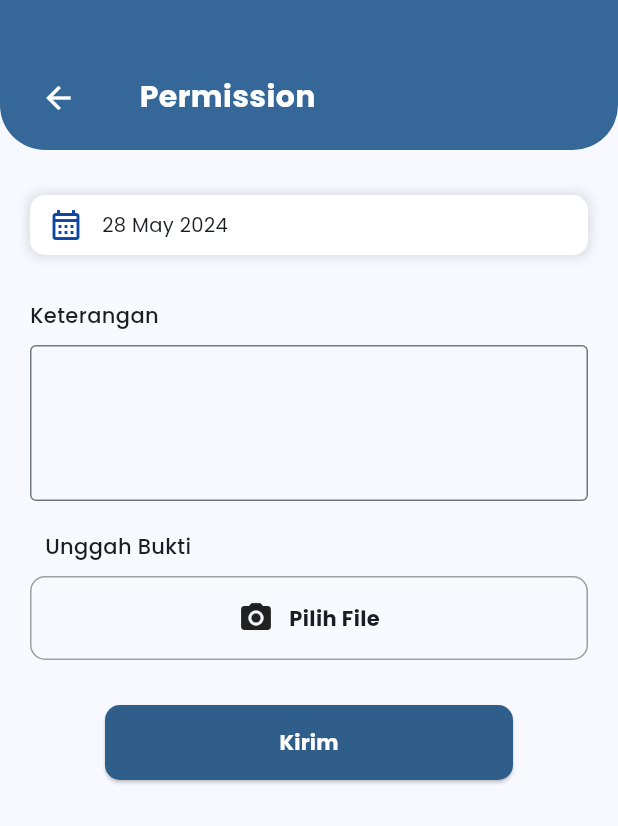
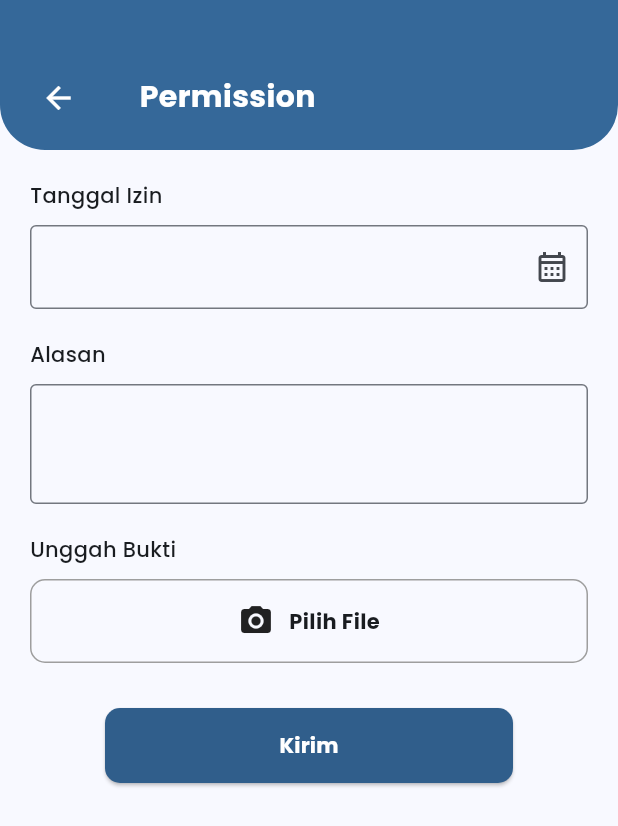
Before and after one commit to sayyyidi1212/pepaya_protect2, a Flutter app: the Home screen opened directly with empty values, after a tap on "Apply for permission", on a phone screen of 412 x 824 dp. Shown: the top 826 px of the screen. Run offline on Flutter 3.47's test engine with Material 3 defaults, Android fonts, the phone set to English and light mode, and no system bars; our stand-ins replace font_awesome_flutter, get, google_fonts, image_picker, quickalert, shared_preferences; missing offline and left inert: qr_code_scanner; accounts and stored records are empty; network calls fail.

Commit message:
fix: fix permission page layout

```diff
--- /dev/null
+++ b/lib/core/models/permission.dart
@@ -0,0 +1,27 @@
+class Permission {
+  final String permissionDate;
+  final String reason;
+  final List<String> information;
+
+  Permission({
+    required this.permissionDate,
+    required this.reason,
+    required this.information,
+  });
+
+  factory Permission.fromJson(Map<String, dynamic> json) {
+    return Permission(
+      permissionDate: json['permission_date'],
+      reason: json['reason'],
+      information: List<String>.from(json['information']),
+    );
+  }
+
+  Map<String, dynamic> toJson() {
+    return {
+      'permission_date': permissionDate,
+      'reason': reason,
+      'information': information,
+    };
+  }
+}
--- a/lib/pages/auth/login.dart
+++ b/lib/pages/auth/login.dart
@@ -3,7 +3,7 @@ import 'package:google_fonts/google_fonts.dart';
 import 'package:get/get.dart';
 import 'package:patrol_track_mobile/components/background_auth.dart';
 import 'package:patrol_track_mobile/components/button.dart';
-import 'package:patrol_track_mobile/components/text_field.dart';
+import 'package:patrol_track_mobile/components/textfield_auth.dart';
 import 'package:patrol_track_mobile/core/controllers/auth_controller.dart';
 
 class Login extends StatefulWidget {
--- a/lib/pages/home/permission.dart
+++ b/lib/pages/home/permission.dart
@@ -4,45 +4,32 @@ import 'package:get/get.dart';
 import 'package:intl/intl.dart';
 import 'package:google_fonts/google_fonts.dart';
 import 'package:image_picker/image_picker.dart';
-import 'package:http/http.dart' as http;
-import 'package:path/path.dart';
+import 'package:patrol_track_mobile/components/button.dart';
 import 'package:patrol_track_mobile/components/header.dart';
+import 'package:patrol_track_mobile/core/controllers/permission_controller.dart';
 
-class Permission extends StatefulWidget {
+class PermissionPage extends StatefulWidget {
   @override
-  _PermissionState createState() => _PermissionState();
+  _PermissionPageState createState() => _PermissionPageState();
 }
 
-class _PermissionState extends State<Permission> {
-  late DateTime _selectedDate;
-  final TextEditingController _descriptionController = TextEditingController();
+class _PermissionPageState extends State<PermissionPage> {
+  final TextEditingController date = TextEditingController();
+  final TextEditingController reason = TextEditingController();
   final ImagePicker _picker = ImagePicker();
-  List<XFile> _imageFiles = [];
-  bool _isPermissionTypeValid = false;
-
-  @override
-  void initState() {
-    super.initState();
-    _selectedDate = DateTime.now();
-  }
+  final List<XFile> _imageFiles = [];
+  final List<String> _imagePaths = [];
 
   Future<void> _selectDate(BuildContext context) async {
     final DateTime? picked = await showDatePicker(
       context: context,
-      initialDate: _selectedDate,
-      firstDate: DateTime(2020),
-      lastDate: DateTime(2100),
-      builder: (BuildContext context, Widget? child) {
-        return Theme(
-          data: ThemeData.light(),
-          child: child!,
+      initialDate: DateTime.now(),
+      firstDate: DateTime(2000),
+      lastDate: DateTime(2101),
     );
-      },
-    );
-
-    if (picked != null && picked != _selectedDate) {
+    if (picked != null) {
       setState(() {
-        _selectedDate = picked;
+        date.text = DateFormat('dd MMMM yyyy').format(picked);
       });
     }
   }
@@ -52,6 +39,7 @@ class _PermissionState extends State<Permission> {
     if (pickedFile != null) {
       setState(() {
         _imageFiles.add(pickedFile);
+        _imagePaths.add(pickedFile.path); // Tambahkan path ke dalam _imagePaths
       });
     }
   }
@@ -59,50 +47,12 @@ class _PermissionState extends State<Permission> {
   void _removeImage(int index) {
     setState(() {
       _imageFiles.removeAt(index);
+      _imagePaths.removeAt(index); // Hapus path dari dalam _imagePaths
     });
-  }
-
-  Future<void> _submitForm() async {
-    if (_descriptionController.text.isEmpty || _imageFiles.isEmpty) {
-      // Handle form validation errors
-      return;
-    }
-
-    final uri = Uri.parse('http://patroltrack.my.id/permission');
-    var request = http.MultipartRequest('POST', uri)
-      ..fields['permission_date'] = _selectedDate.toIso8601String()
-      ..fields['reason'] = _descriptionController.text;
-
-    for (var imageFile in _imageFiles) {
-      request.files.add(await http.MultipartFile.fromPath(
-        'information[]',
-        imageFile.path,
-        filename: basename(imageFile.path),
-      ));
-    }
-
-    // Tambahkan autentikasi jika perlu, misalnya token
-    // request.headers['Authorization'] = 'Bearer YOUR_TOKEN';
-
-    var response = await request.send();
-
-    if (response.statusCode == 201) {
-      Get.toNamed('/menu-nav');
-    } else {
-      // Handle error
-    }
-  }
-
-  @override
-  void dispose() {
-    _descriptionController.dispose();
-    super.dispose();
   }
 
   @override
   Widget build(BuildContext context) {
-    String formattedDate = DateFormat('dd MMMM yyyy').format(_selectedDate);
-
     return Scaffold(
       body: Column(
         children: [
@@ -111,8 +61,7 @@ class _PermissionState extends State<Permission> {
             child: SingleChildScrollView(
               child: Column(
                 children: [
-                  _buildDateSelector(formattedDate),
-                  _buildPermissionForm(),
+                  _buildForm(),
                 ],
               ),
             ),
@@ -122,55 +71,17 @@ class _PermissionState extends State<Permission> {
     );
   }
 
-  Widget _buildDateSelector(String formattedDate) {
-    return Container(
-      padding: const EdgeInsets.fromLTRB(20.0, 30.0, 20.0, 0.0),
-      child: Row(
-        crossAxisAlignment: CrossAxisAlignment.center,
-        children: [
-          Expanded(
-            child: Container(
-              height: 40,
-              decoration: BoxDecoration(
-                color: Colors.white,
-                borderRadius: BorderRadius.circular(10),
-                boxShadow: [
-                  BoxShadow(
-                    color: Colors.grey.withOpacity(0.3),
-                    spreadRadius: 2,
-                    blurRadius: 5,
-                  ),
-                ],
-              ),
-              child: Row(
-                children: [
-                  IconButton(
-                    icon: const Icon(Icons.calendar_month_outlined),
-                    onPressed: () => _selectDate(context as BuildContext),
-                    color: Colors.blue.shade900,
-                  ),
-                  Text(
-                    formattedDate,
-                    style: GoogleFonts.poppins(fontSize: 13),
-                  ),
-                ],
-              ),
-            ),
-          ),
-        ],
-      ),
-    );
-  }
-
-  Widget _buildPermissionForm() {
+  Widget _buildForm() {
     return Padding(
-      padding: const EdgeInsets.all(20.0),
+      padding: const EdgeInsets.all(20),
       child: Column(
         crossAxisAlignment: CrossAxisAlignment.start,
         children: [
-          SizedBox(height: 10),
+          Column(
+            crossAxisAlignment: CrossAxisAlignment.start,
+            children: [
               Text(
-            "Keterangan",
+                "Tanggal Izin",
                 style: GoogleFonts.poppins(
                   fontSize: 14,
                   fontWeight: FontWeight.w500,
@@ -178,16 +89,43 @@ class _PermissionState extends State<Permission> {
               ),
               SizedBox(height: 10),
               TextFormField(
-            controller: _descriptionController,
+                controller: date,
+                readOnly: true,
+                decoration: InputDecoration(
+                  border: const OutlineInputBorder(),
+                  suffixIcon: GestureDetector(
+                    onTap: () => _selectDate(context),
+                    child: const Icon(Icons.calendar_month_outlined),
+                  ),
+                ),
+                onTap: () => _selectDate(context),
+              ),
+            ],
+          ),
+          SizedBox(height: 20),
+          Column(
+            crossAxisAlignment: CrossAxisAlignment.start,
+            children: [
+              Text(
+                "Alasan",
+                style: GoogleFonts.poppins(
+                  fontSize: 14,
+                  fontWeight: FontWeight.w500,
+                ),
+              ),
+              SizedBox(height: 10),
+              TextFormField(
+                controller: reason,
                 decoration: const InputDecoration(
                   border: OutlineInputBorder(),
                 ),
-            maxLines: 3,
+                maxLines: 2,
+              ),
+            ],
           ),
           SizedBox(height: 20),
-          Row(
+          Column(
             children: [
-              SizedBox(width: 10),
               Text(
                 "Unggah Bukti",
                 style: GoogleFonts.poppins(
@@ -209,7 +147,7 @@ class _PermissionState extends State<Permission> {
               child: Row(
                 mainAxisAlignment: MainAxisAlignment.center,
                 children: [
-                  Icon(Icons.camera_alt),
+                  const Icon(Icons.camera_alt),
                   SizedBox(width: 10),
                   Text(
                     "Pilih File",
@@ -245,7 +183,7 @@ class _PermissionState extends State<Permission> {
                     bottom: -10,
                     left: 25,
                     child: IconButton(
-                      icon: Icon(Icons.delete, color: Colors.red),
+                      icon: const Icon(Icons.delete, color: Colors.red),
                       onPressed: () => _removeImage(index),
                     ),
                   ),
@@ -254,26 +192,12 @@ class _PermissionState extends State<Permission> {
             }).toList(),
           ),
           SizedBox(height: 20),
-          Container(
-            margin: EdgeInsets.symmetric(horizontal: 50),
-            child: ElevatedButton(
-              onPressed: _submitForm,
-              style: ElevatedButton.styleFrom(
-                backgroundColor: Color(0xFF305E8B),
-                minimumSize: Size(double.infinity, 50),
-                padding: EdgeInsets.symmetric(vertical: 15),
-                shape: RoundedRectangleBorder(
-                  borderRadius: BorderRadius.circular(10),
-                ),
-              ),
-              child: Text(
-                "Kirim",
-                style: GoogleFonts.poppins(
-                  color: Colors.white,
-                  fontWeight: FontWeight.bold,
-                ),
-              ),
-            ),
+          MyButton(
+            text: "Kirim",
+            onPressed: () {
+              Get.toNamed('/menu-nav');
+              // PermissionController.postPermission(context, date.text, reason, _imagePaths);
+            },
           ),
         ],
       ),
--- a/lib/routes/route_app.dart
+++ b/lib/routes/route_app.dart
@@ -22,6 +22,6 @@ class RouteApp {
     GetPage(name: '/history-presence', page: () => HistoryPresence()),
     GetPage(name: '/scanner', page: () => Scanner()),
     GetPage(name: '/help-center', page: () => HelpCenter()),
-    GetPage(name: '/permission', page: () => Permission())
+    GetPage(name: '/permission', page: () => PermissionPage())
   ];
 }
```
Also changed, not shown: lib/core/controllers/permission_controller.dart (added, +31 -0 lines), lib/core/services/permission_service.dart (added, +31 -0 lines), lib/pages/report/report.dart (+9 -9 lines), lib/components/textfield_auth.dart (renamed from lib/components/text_field.dart). Lines whose indentation alone changed are shown as unchanged.
